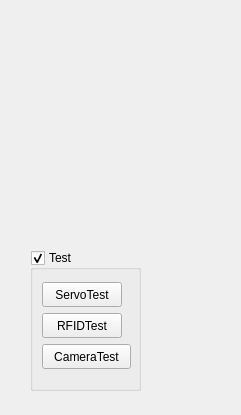
Before: the Qt Designer form mainwindow.ui in wh201906/Pharmacy_Robot, drawn with Qt 5.
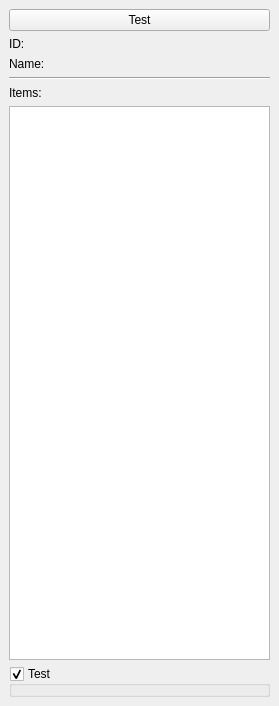
After: the same form once the commit is applied.

```diff
--- a/mainwindow.ui
+++ b/mainwindow.ui
@@ -6,23 +6,55 @@
    <rect>
     <x>0</x>
     <y>0</y>
-    <width>241</width>
-    <height>415</height>
+    <width>279</width>
+    <height>706</height>
    </rect>
   </property>
   <property name="windowTitle">
    <string>MainWindow</string>
   </property>
   <widget class="QWidget" name="centralwidget">
+   <layout class="QVBoxLayout" name="verticalLayout">
+    <item>
+     <widget class="QPushButton" name="testButton">
+      <property name="text">
+       <string>Test</string>
+      </property>
+     </widget>
+    </item>
+    <item>
+     <widget class="QLabel" name="idLabel">
+      <property name="text">
+       <string>ID:</string>
+      </property>
+     </widget>
+    </item>
+    <item>
+     <widget class="QLabel" name="nameLabel">
+      <property name="text">
+       <string>Name:</string>
+      </property>
+     </widget>
+    </item>
+    <item>
+     <widget class="Line" name="line">
+      <property name="orientation">
+       <enum>Qt::Horizontal</enum>
+      </property>
+     </widget>
+    </item>
+    <item>
+     <widget class="QLabel" name="label">
+      <property name="text">
+       <string>Items:</string>
+      </property>
+     </widget>
+    </item>
+    <item>
+     <widget class="QListWidget" name="drugListWidget"/>
+    </item>
+    <item>
    <widget class="QGroupBox" name="testGroupBox">
-    <property name="geometry">
-     <rect>
-      <x>30</x>
-      <y>250</y>
-      <width>111</width>
-      <height>141</height>
-     </rect>
-    </property>
     <property name="title">
      <string>Test</string>
     </property>
@@ -69,6 +101,8 @@
      </property>
     </widget>
    </widget>
+    </item>
+   </layout>
   </widget>
  </widget>
  <resources/>
```
Lines whose indentation alone changed are shown as unchanged.
